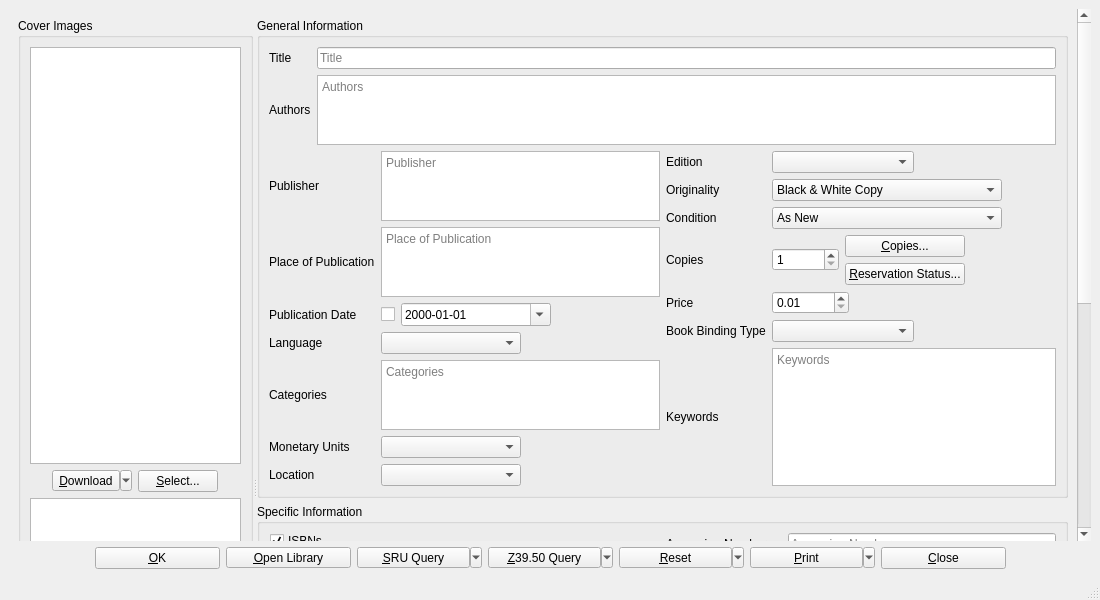
Before: the Qt Designer form UI/biblioteq_bookinfo.ui in textbrowser/biblioteq, drawn with Qt 5.
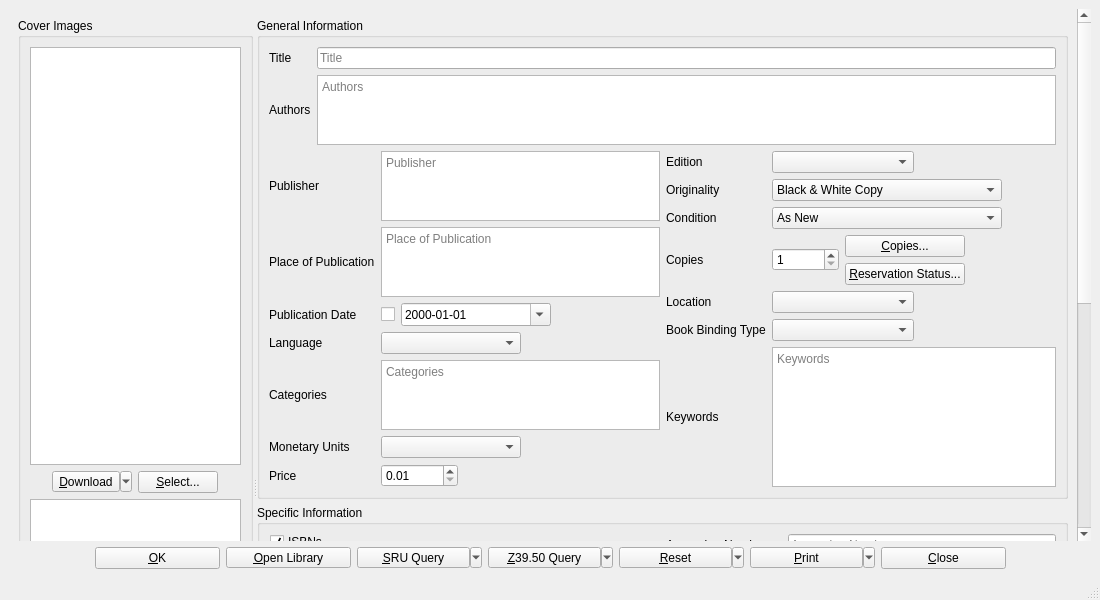
After: the same form once the commit is applied. Icons and pictures are not drawn. Custom widgets are drawn as their Qt base class.

Commit message: Book layout changes.

What changed in the file:
```diff
--- a/UI/biblioteq_bookinfo.ui
+++ b/UI/biblioteq_bookinfo.ui
@@ -34,7 +34,7 @@
        <property name="geometry">
         <rect>
          <x>0</x>
-         <y>0</y>
+         <y>-113</y>
          <width>1067</width>
          <height>1152</height>
         </rect>
@@ -206,7 +206,7 @@
             </item>
            </layout>
           </widget>
-          <widget class="QWidget" name="">
+          <widget class="QWidget" name="layoutWidget">
            <layout class="QVBoxLayout" name="verticalLayout_7">
             <item>
              <widget class="QGroupBox" name="generalGroup">
@@ -485,43 +485,35 @@
                      </item>
                     </layout>
                    </item>
+                   <item row="6" column="1">
+                    <widget class="QDoubleSpinBox" name="price">
+                     <property name="sizePolicy">
+                      <sizepolicy hsizetype="Fixed" vsizetype="Fixed">
+                       <horstretch>0</horstretch>
+                       <verstretch>0</verstretch>
+                      </sizepolicy>
+                     </property>
+                     <property name="minimum">
+                      <double>0.010000000000000</double>
+                     </property>
+                     <property name="maximum">
+                      <double>10000.000000000000000</double>
+                     </property>
+                     <property name="singleStep">
+                      <double>0.010000000000000</double>
+                     </property>
+                     <property name="value">
+                      <double>0.010000000000000</double>
+                     </property>
+                    </widget>
+                   </item>
                    <item row="6" column="0">
-                    <widget class="QLabel" name="label_10">
+                    <widget class="QLabel" name="label_16">
                      <property name="text">
-                      <string>Location</string>
+                      <string>Price</string>
                      </property>
                     </widget>
                    </item>
-                   <item row="6" column="1">
-                    <layout class="QHBoxLayout" name="_5">
-                     <item>
-                      <widget class="QComboBox" name="location">
-                       <property name="sizePolicy">
-                        <sizepolicy hsizetype="Expanding" vsizetype="Fixed">
-                         <horstretch>0</horstretch>
-                         <verstretch>0</verstretch>
-                        </sizepolicy>
-                       </property>
-                       <property name="sizeAdjustPolicy">
-                        <enum>QComboBox::AdjustToContents</enum>
-                       </property>
-                      </widget>
-                     </item>
-                     <item>
-                      <spacer>
-                       <property name="orientation">
-                        <enum>Qt::Horizontal</enum>
-                       </property>
-                       <property name="sizeHint" stdset="0">
-                        <size>
-                         <width>40</width>
-                         <height>20</height>
-                        </size>
-                       </property>
-                      </spacer>
-                     </item>
-                    </layout>
-                   </item>
                   </layout>
                  </item>
                  <item>
@@ -757,35 +749,6 @@
                      </item>
                     </layout>
                    </item>
-                   <item row="4" column="0">
-                    <widget class="QLabel" name="label_16">
-                     <property name="text">
-                      <string>Price</string>
-                     </property>
-                    </widget>
-                   </item>
-                   <item row="4" column="1">
-                    <widget class="QDoubleSpinBox" name="price">
-                     <property name="sizePolicy">
-                      <sizepolicy hsizetype="Fixed" vsizetype="Fixed">
-                       <horstretch>0</horstretch>
-                       <verstretch>0</verstretch>
-                      </sizepolicy>
-                     </property>
-                     <property name="minimum">
-                      <double>0.010000000000000</double>
-                     </property>
-                     <property name="maximum">
-                      <double>10000.000000000000000</double>
-                     </property>
-                     <property name="singleStep">
-                      <double>0.010000000000000</double>
-                     </property>
-                     <property name="value">
-                      <double>0.010000000000000</double>
-                     </property>
-                    </widget>
-                   </item>
                    <item row="5" column="0">
                     <widget class="QLabel" name="label_9">
                      <property name="text">
@@ -858,6 +821,43 @@
                      </property>
                     </widget>
                    </item>
+                   <item row="4" column="1">
+                    <layout class="QHBoxLayout" name="_5">
+                     <item>
+                      <widget class="QComboBox" name="location">
+                       <property name="sizePolicy">
+                        <sizepolicy hsizetype="Expanding" vsizetype="Fixed">
+                         <horstretch>0</horstretch>
+                         <verstretch>0</verstretch>
+                        </sizepolicy>
+                       </property>
+                       <property name="sizeAdjustPolicy">
+                        <enum>QComboBox::AdjustToContents</enum>
+                       </property>
+                      </widget>
+                     </item>
+                     <item>
+                      <spacer>
+                       <property name="orientation">
+                        <enum>Qt::Horizontal</enum>
+                       </property>
+                       <property name="sizeHint" stdset="0">
+                        <size>
+                         <width>40</width>
+                         <height>20</height>
+                        </size>
+                       </property>
+                      </spacer>
+                     </item>
+                    </layout>
+                   </item>
+                   <item row="4" column="0">
+                    <widget class="QLabel" name="label_10">
+                     <property name="text">
+                      <string>Location</string>
+                     </property>
+                    </widget>
+                   </item>
                   </layout>
                  </item>
                 </layout>
```
Left out of the diff: 4 changed lines with no effect on the pictures.
